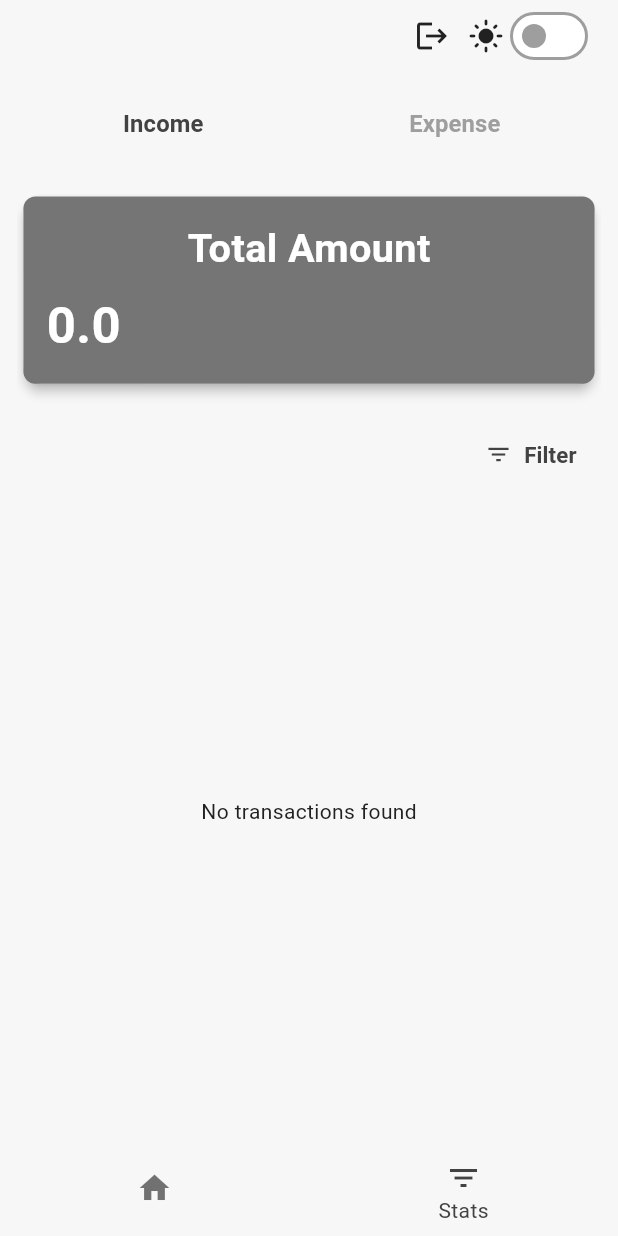
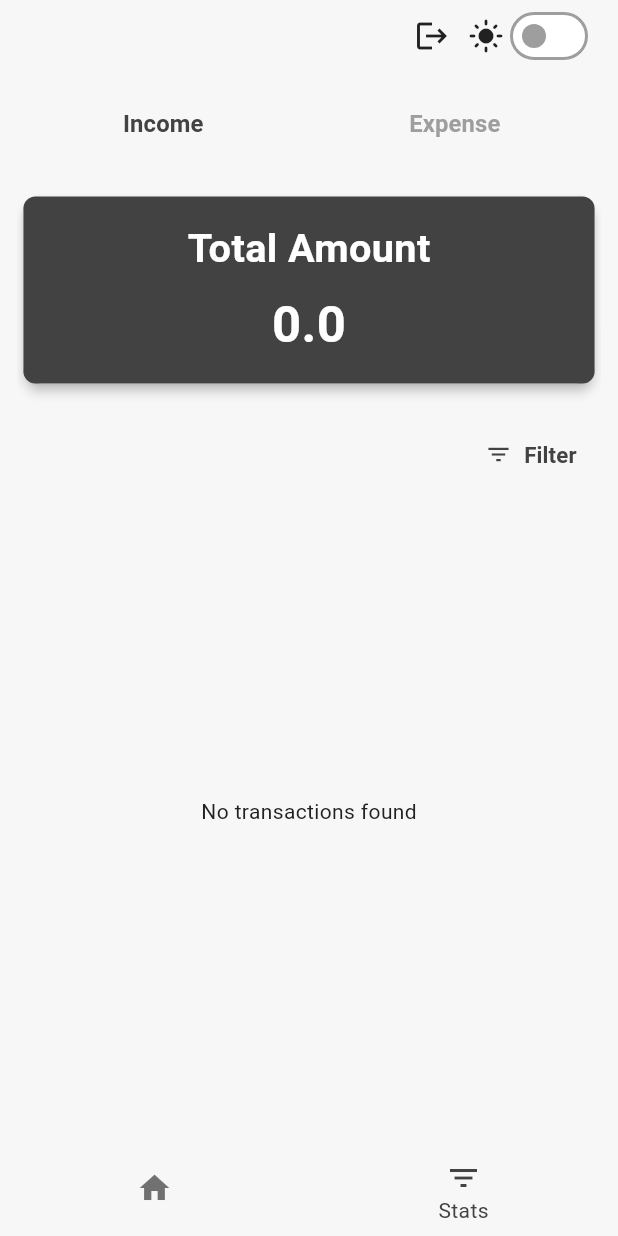
Before and after one commit to NiyasAliPK/Cash-Trace, a Flutter app: the screen it shows once a user with an empty profile is signed in, item 2 of the bottom bar chosen, on a phone screen of 412 x 824 dp. Run offline on Flutter 3.47's test engine with Material 3 defaults, Android fonts, the phone set to English and light mode, and no system bars; our stand-ins replace cloud_firestore, firebase_auth, firebase_core, flutter_riverpod, flutter_screenutil, go_router and 3 more; accounts and stored records are empty; generated files the repository leaves out were written again.

Commit message:
quick bug fix and consmetic changes

```diff
--- a/lib/app/providers/firebase_cloud_firestore_provider.dart
+++ b/lib/app/providers/firebase_cloud_firestore_provider.dart
@@ -20,14 +20,14 @@ Future<TransactionModel> singleTransaction(Ref ref, String id) async {
 }
 
 // Provider to get all transactions as a stream
-@riverpod
+@Riverpod(keepAlive: true)
 Stream<List<TransactionModel>> transactions(Ref ref) {
   final repository = ref.watch(transactionRepositoryProvider);
   return repository.getAllTransactions();
 }
 
 // Provider to get transactions by type (income/expense)
-@riverpod
+@Riverpod(keepAlive: true)
 Stream<List<TransactionModel>> transactionsWithFilter(
   Ref ref, {
   String? type,
--- a/lib/app/screens/addTransactions/widgets/category_drop_down_button_widget.dart
+++ b/lib/app/screens/addTransactions/widgets/category_drop_down_button_widget.dart
@@ -43,6 +43,7 @@ class _CategoryDropdownState extends State<CategoryDropdown> {
     _selectedCategory = widget.initialValue;
   }
 
+
   @override
   Widget build(BuildContext context) {
     return DropdownButtonFormField<String>(
--- a/lib/app/screens/addTransactions/widgets/date_picker_widget.dart
+++ b/lib/app/screens/addTransactions/widgets/date_picker_widget.dart
@@ -29,8 +29,8 @@ class _DatePickerFieldState extends State<DatePickerField> {
     final DateTime? picked = await showDatePicker(
       context: context,
       initialDate: _selectedDate,
-      firstDate: DateTime(2000),
-      lastDate: DateTime(2100),
+      firstDate: DateTime(2025),
+      lastDate: DateTime.now(),
     );
     if (picked != null && picked != _selectedDate) {
       setState(() {
--- a/lib/app/screens/home/view/home_screen.dart
+++ b/lib/app/screens/home/view/home_screen.dart
@@ -23,7 +23,7 @@ class HomeScreen extends ConsumerWidget {
                         data: (data) {
                           if (data.isEmpty) {
                             return Center(
-                                child: Text("Oops! No transactions found"));
+                                child: Text("No transactions found"));
                           }
                           return ListView.separated(
                             padding: EdgeInsets.only(
--- a/lib/app/stats/widgets/filter_button_widget.dart
+++ b/lib/app/stats/widgets/filter_button_widget.dart
@@ -60,8 +60,8 @@ class _FilterButtonState extends State<FilterButton> {
                             onPressed: () async {
                               final picked = await showDateRangePicker(
                                 context: context,
-                                firstDate: DateTime(2000),
-                                lastDate: DateTime(2100),
+                                firstDate: DateTime(2025),
+                                lastDate: DateTime.now(),
                                 initialDateRange:
                                     _startDate != null && _endDate != null
                                         ? DateTimeRange(
--- a/lib/app/stats/widgets/total_card_widget.dart
+++ b/lib/app/stats/widgets/total_card_widget.dart
@@ -16,7 +16,7 @@ class TotalAmountCard extends StatelessWidget {
         width: double.infinity,
         padding: EdgeInsets.all(SizeConstant.getHeightWithScreen(16)),
         decoration: BoxDecoration(
-          color: Theme.of(context).colorScheme.secondary,
+          color: Theme.of(context).colorScheme.primary,
           borderRadius: BorderRadius.circular(8),
         ),
         child: Consumer(
@@ -36,10 +36,8 @@ class TotalAmountCard extends StatelessWidget {
                             color: Theme.of(context).colorScheme.onSecondary,
                             fontWeight: FontWeight.bold),
                       ),
-                      const SizedBox(height: 8),
-                      SizedBox(
-                        width: double.infinity,
-                        child: Text(
+                      SizedBox(height: SizeConstant.getHeightWithScreen(8)),
+                      Text(
                         data.toString(),
                         maxLines: 2,
                         overflow: TextOverflow.ellipsis,
@@ -49,14 +47,15 @@ class TotalAmountCard extends StatelessWidget {
                           color: Theme.of(context).colorScheme.onSecondary,
                         ),
                       ),
-                      ),
                     ],
                   ),
                   error: (error, stackTrace) => Center(
                     child: Text("Oops...!"),
                   ),
                   loading: () => Center(
-                    child: CircularProgressIndicator.adaptive(),
+                    child: CircularProgressIndicator.adaptive(
+                        backgroundColor:
+                            Theme.of(context).colorScheme.secondary),
                   ),
                 );
           },
```
Also changed, not shown: lib/app/routes/go_router_config.dart (+12 -7 lines), lib/app/screens/TransactionDetails/view/transaction_details_screen.dart (+29 -17 lines), lib/app/screens/addTransactions/view/add_transaction_screen.dart (+6 -2 lines), lib/app/providers/firebase_cloud_firestore_provider.g.dart. Lines whose indentation alone changed are shown as unchanged.
